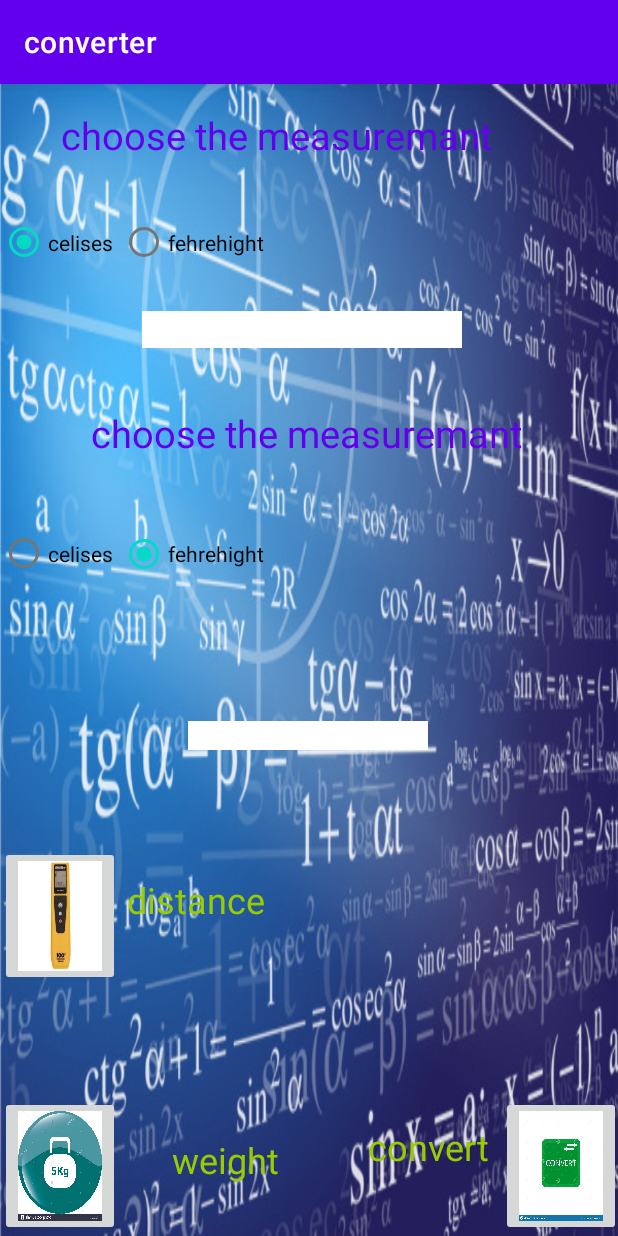
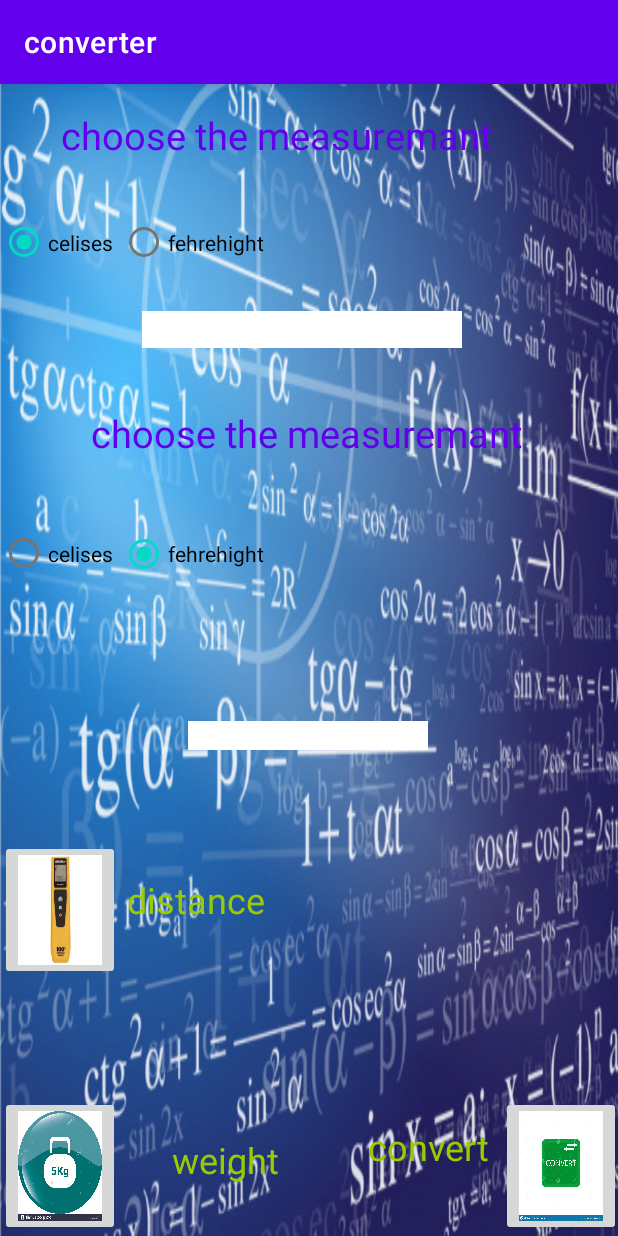
Before and after one commit to alicheaibx/converter, an Android app: the Temperature screen opened directly, with no data from a screen before it, on a phone screen of 412 x 824 dp. Run offline under Robolectric (Android 15) with nearby library versions, the phone set to English and light mode, and no system bars.

Commit message:
somthing wrong

```diff
--- a/app/src/main/java/com/example/converter/Temperature.java
+++ b/app/src/main/java/com/example/converter/Temperature.java
@@ -23,7 +23,7 @@ public class Temperature extends AppCompatActivity {
         setContentView(R.layout.activity_temprature);
         value1 = findViewById(R.id.v1);
         result = findViewById(R.id.v2);
-        bt1 = findViewById(R.id.temprature);
+        bt1 = findViewById(R.id.distance);
         bt2 = findViewById(R.id.weight);
         bt3= findViewById(R.id.convert);
         rb= findViewById(R.id.rb);
--- a/app/src/main/res/layout/activity_temprature.xml
+++ b/app/src/main/res/layout/activity_temprature.xml
@@ -73,7 +73,7 @@
         android:id="@+id/distance"
         android:layout_width="80dp"
         android:layout_height="93dp"
-        android:layout_marginTop="64dp"
+        android:layout_marginTop="60dp"
         android:scaleType="fitXY"
         app:layout_constraintEnd_toEndOf="parent"
         app:layout_constraintHorizontal_bias="0.0"
```
